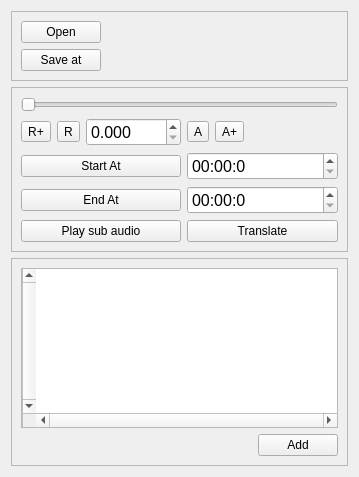
Above: split.ui from meafekih/Splited before the change. Below: the same form after it.
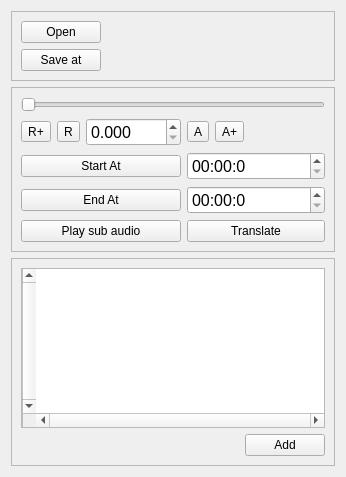
That is the form after the change.

Patch:
```diff
--- a/split.ui
+++ b/split.ui
@@ -6,7 +6,7 @@
    <rect>
     <x>0</x>
     <y>0</y>
-    <width>359</width>
+    <width>346</width>
     <height>477</height>
    </rect>
   </property>
```
Left out of the diff: 20 changed lines with no effect on the pictures.
